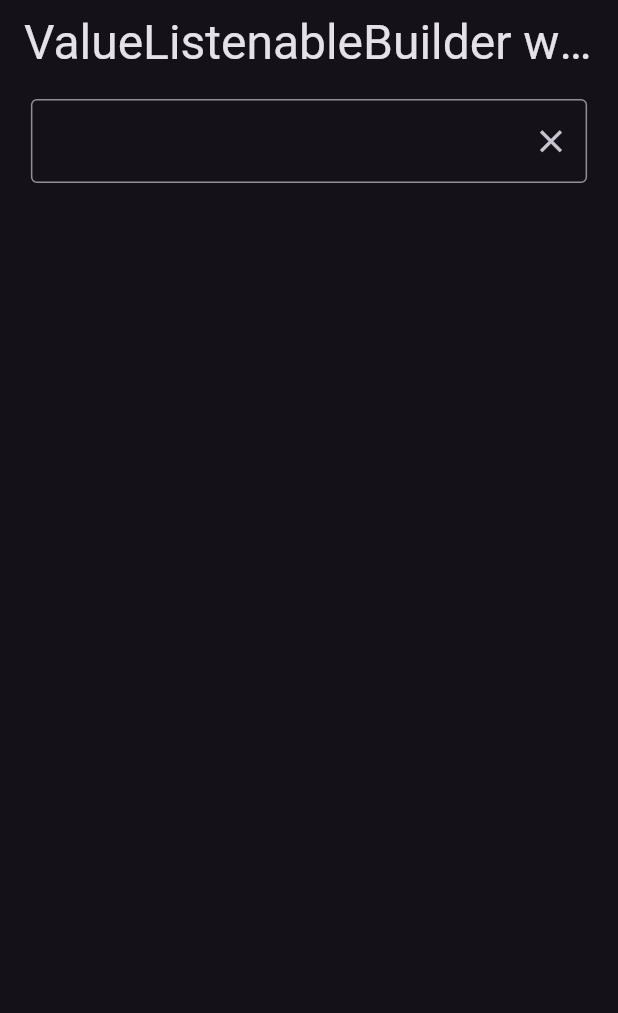
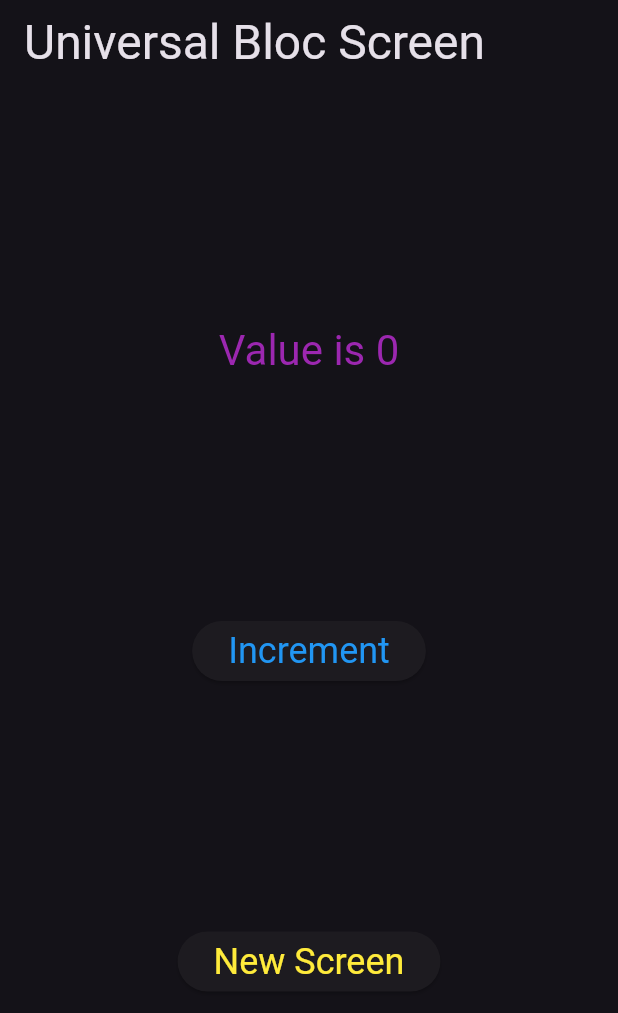
Before and after one commit to jinosh05/flutter_builders_eample, a Flutter app: the screen it shows after launch, on a phone screen of 412 x 824 dp. Shown: the top 1013 px of the screen. Run offline on Flutter 3.47's test engine with Material 3 defaults, Android fonts, the phone set to English and light mode, and no system bars; our stand-ins replace bloc, flutter_bloc, nested.

Commit message:
UniversalBlocScreen created

```diff
--- a/lib/builders/bloc_with_vlb/bloc/bloc1_state.dart
+++ b/lib/builders/bloc_with_vlb/bloc/bloc1_state.dart
@@ -1,4 +1,4 @@
-part of 'bloc1_bloc.dart';
+part of "bloc1_bloc.dart";
 
 @immutable
 sealed class Bloc1State {}
--- /dev/null
+++ b/lib/builders/universal_bloc/bloc/universal_bloc.dart
@@ -0,0 +1,19 @@
+import "package:bloc/bloc.dart";
+import "package:meta/meta.dart";
+
+part "universal_event.dart";
+part "universal_state.dart";
+
+class UniversalBloc extends Bloc<UniversalEvent, UniversalState> {
+  UniversalBloc() : super(UniversalValueState(0)) {
+    on<UniversalEvent>(
+        (final UniversalEvent event, final Emitter<UniversalState> emit) {
+      if (event is UniversalIncremetEvent) {
+        ++nvalue;
+        emit(UniversalValueState(nvalue));
+      }
+    });
+  }
+
+  int nvalue = 0;
+}
--- /dev/null
+++ b/lib/builders/universal_bloc/bloc/universal_event.dart
@@ -0,0 +1,6 @@
+part of "universal_bloc.dart";
+
+@immutable
+sealed class UniversalEvent {}
+
+class UniversalIncremetEvent extends UniversalEvent {}
--- /dev/null
+++ b/lib/builders/universal_bloc/bloc/universal_state.dart
@@ -0,0 +1,9 @@
+part of "universal_bloc.dart";
+
+@immutable
+sealed class UniversalState {}
+
+final class UniversalValueState extends UniversalState {
+  UniversalValueState(this.value);
+  final int value;
+}
--- /dev/null
+++ b/lib/builders/universal_bloc/universal_bloc_screen.dart
@@ -0,0 +1,75 @@
+import "dart:async";
+
+import "package:flutter/material.dart";
+import "package:flutter_bloc/flutter_bloc.dart";
+import "package:flutter_builders_eample/builders/universal_bloc/bloc/universal_bloc.dart";
+
+class UniversalBlocScreen extends StatelessWidget {
+  const UniversalBlocScreen({super.key});
+
+  @override
+  Widget build(final BuildContext context) {
+    final UniversalBloc bloc = context.read<UniversalBloc>();
+    return Scaffold(
+      appBar: AppBar(
+        title: Text(
+          "Universal Bloc Screen",
+          style: Theme.of(context).textTheme.headlineLarge,
+        ),
+      ),
+      body: Column(
+        mainAxisAlignment: MainAxisAlignment.spaceEvenly,
+        children: <Widget>[
+          Center(
+            child: BlocBuilder<UniversalBloc, UniversalState>(
+              bloc: bloc,
+              builder:
+                  (final BuildContext context, final UniversalState state) {
+                if (state is UniversalValueState) {
+                  return Text(
+                    "Value is ${state.value}",
+                    style: Theme.of(context).textTheme.headlineMedium!.copyWith(
+                          color: Colors.purple,
+                        ),
+                  );
+                }
+                return const Text("");
+              },
+            ),
+          ),
+          ElevatedButton(
+            onPressed: () {
+              bloc.add(UniversalIncremetEvent());
+            },
+            child: Text(
+              "Increment",
+              style: Theme.of(context)
+                  .textTheme
+                  .headlineSmall!
+                  .copyWith(color: Colors.blue),
+            ),
+          ),
+          ElevatedButton(
+            onPressed: () {
+              unawaited(
+                Navigator.of(context).push(
+                  MaterialPageRoute(
+                    builder: (final BuildContext context) =>
+                        const UniversalBlocScreen(),
+                  ),
+                ),
+              );
+            },
+            child: Text(
+              "New Screen",
+              style: Theme.of(context)
+                  .textTheme
+                  .headlineSmall!
+                  .copyWith(color: Colors.yellow),
+            ),
+          ),
+        ],
+      ),
+    );
+  }
+}
--- a/lib/main.dart
+++ b/lib/main.dart
@@ -6,15 +6,15 @@ import "package:flutter_builders_eample/builders/builders.dart";
 import "package:flutter_builders_eample/builders/cubit_with_vlb/cubit/cubit1_cubit.dart";
 import "package:flutter_builders_eample/builders/cubit_with_vlb/cubit_with_vlb.dart";
 import "package:flutter_builders_eample/builders/services_with_vlb/service_with_vlb.dart";
+import "package:flutter_builders_eample/builders/universal_bloc/bloc/universal_bloc.dart";
+import "package:flutter_builders_eample/builders/universal_bloc/universal_bloc_screen.dart";
 import "package:flutter_builders_eample/builders/value_builders.dart";
 import "package:flutter_builders_eample/home_page.dart";
 import "package:nested/nested.dart";
 
 void main() {
   runApp(
-    MaterialApp(
-      theme: ThemeData.dark(),
-      home: MultiBlocProvider(
+    MultiBlocProvider(
       providers: <SingleChildWidget>[
         BlocProvider<Bloc1Bloc>(
           create: (final BuildContext context) => Bloc1Bloc(),
@@ -22,19 +22,35 @@ void main() {
         BlocProvider<Cubit1Cubit>(
           create: (final BuildContext context) => Cubit1Cubit(),
         ),
+        BlocProvider<UniversalBloc>(
+          create: (final BuildContext context) => UniversalBloc(),
+        ),
       ],
-        child: Builder(
+      child: const MainApp(),
+    ),
+  );
+}
+
+class MainApp extends StatelessWidget {
+  const MainApp({
+    super.key,
+  });
+
+  @override
+  Widget build(final BuildContext context) => MaterialApp(
+        theme: ThemeData.dark(),
+        home: Builder(
           builder: (final BuildContext context) {
-            return const ServiceWithVlb();
+            return const UniversalBlocScreen();
             // ignore: dead_code
             return const BlocWithVlb();
             return const CubitWithVlb();
             return const BuildersPage();
+            return const UniversalBlocScreen();
+            return const ServiceWithVlb();
             return const VLBuildersPage();
             return HomePage();
           },
         ),
-      ),
-    ),
       );
 }
```
Lines whose indentation alone changed are shown as unchanged.
